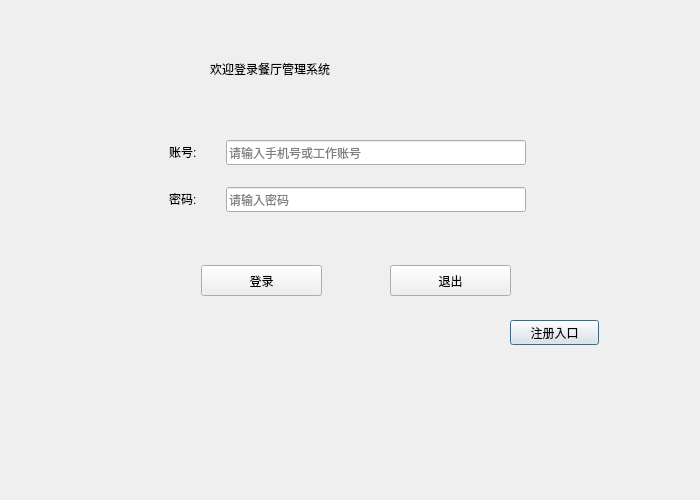
The window that beginui/login.ui (himarsmty/c-homework) describes before a commit, drawn with Qt 5.
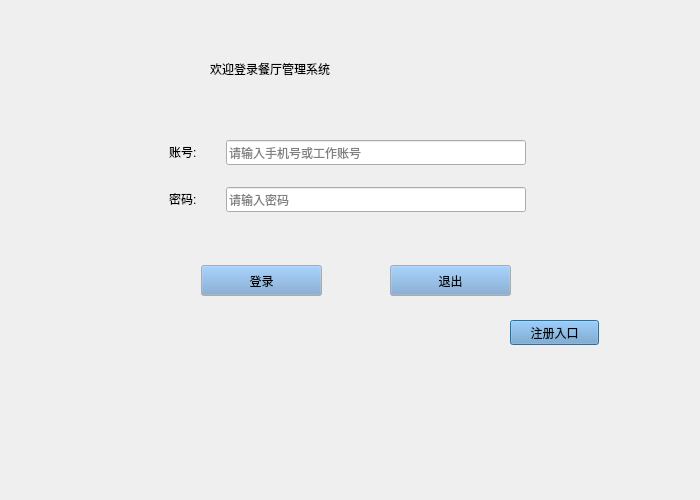
The same window after the commit. Icons and pictures are not drawn.

What changed in the file:
```diff
--- a/beginui/login.ui
+++ b/beginui/login.ui
@@ -42,6 +42,43 @@
      <height>25</height>
     </rect>
    </property>
+   <property name="palette">
+    <palette>
+     <active>
+      <colorrole role="Button">
+       <brush brushstyle="SolidPattern">
+        <color alpha="255">
+         <red>114</red>
+         <green>159</green>
+         <blue>207</blue>
+        </color>
+       </brush>
+      </colorrole>
+     </active>
+     <inactive>
+      <colorrole role="Button">
+       <brush brushstyle="SolidPattern">
+        <color alpha="255">
+         <red>114</red>
+         <green>159</green>
+         <blue>207</blue>
+        </color>
+       </brush>
+      </colorrole>
+     </inactive>
+     <disabled>
+      <colorrole role="Button">
+       <brush brushstyle="SolidPattern">
+        <color alpha="255">
+         <red>114</red>
+         <green>159</green>
+         <blue>207</blue>
+        </color>
+       </brush>
+      </colorrole>
+     </disabled>
+    </palette>
+   </property>
    <property name="styleSheet">
     <string notr="true">font: 14pt &quot;文泉驿微米黑&quot;;</string>
    </property>
@@ -117,6 +154,43 @@
      <height>31</height>
     </rect>
    </property>
+   <property name="palette">
+    <palette>
+     <active>
+      <colorrole role="Button">
+       <brush brushstyle="SolidPattern">
+        <color alpha="255">
+         <red>114</red>
+         <green>159</green>
+         <blue>207</blue>
+        </color>
+       </brush>
+      </colorrole>
+     </active>
+     <inactive>
+      <colorrole role="Button">
+       <brush brushstyle="SolidPattern">
+        <color alpha="255">
+         <red>114</red>
+         <green>159</green>
+         <blue>207</blue>
+        </color>
+       </brush>
+      </colorrole>
+     </inactive>
+     <disabled>
+      <colorrole role="Button">
+       <brush brushstyle="SolidPattern">
+        <color alpha="255">
+         <red>114</red>
+         <green>159</green>
+         <blue>207</blue>
+        </color>
+       </brush>
+      </colorrole>
+     </disabled>
+    </palette>
+   </property>
    <property name="styleSheet">
     <string notr="true">font: 14pt &quot;文泉驿微米黑&quot;;</string>
    </property>
@@ -133,6 +207,43 @@
      <height>31</height>
     </rect>
    </property>
+   <property name="palette">
+    <palette>
+     <active>
+      <colorrole role="Button">
+       <brush brushstyle="SolidPattern">
+        <color alpha="255">
+         <red>114</red>
+         <green>159</green>
+         <blue>207</blue>
+        </color>
+       </brush>
+      </colorrole>
+     </active>
+     <inactive>
+      <colorrole role="Button">
+       <brush brushstyle="SolidPattern">
+        <color alpha="255">
+         <red>114</red>
+         <green>159</green>
+         <blue>207</blue>
+        </color>
+       </brush>
+      </colorrole>
+     </inactive>
+     <disabled>
+      <colorrole role="Button">
+       <brush brushstyle="SolidPattern">
+        <color alpha="255">
+         <red>114</red>
+         <green>159</green>
+         <blue>207</blue>
+        </color>
+       </brush>
+      </colorrole>
+     </disabled>
+    </palette>
+   </property>
    <property name="styleSheet">
     <string notr="true">font: 14pt &quot;文泉驿微米黑&quot;;</string>
    </property>
```
Left out of the diff: 16 changed lines with no effect on the pictures.
